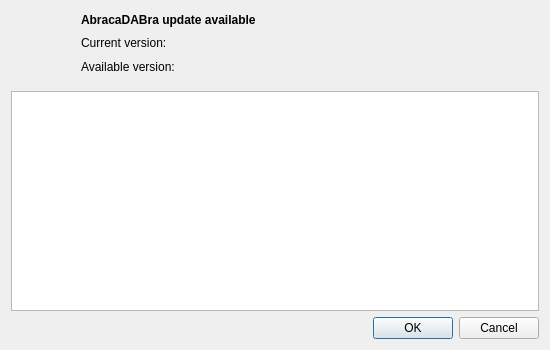
Old version of the form src/update/updatedialog.ui in the repository tomneda/DABstar.
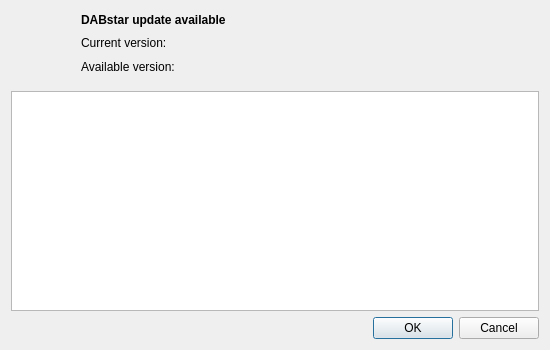
New version of the form. Icons and pictures are not drawn.

Commit message: Integrate software update feature adapted from AbracaDABra, including update checker and update dialog functionality.

```diff
--- a/src/update/updatedialog.ui
+++ b/src/update/updatedialog.ui
@@ -54,7 +54,7 @@
           </font>
          </property>
          <property name="text">
-          <string notr="true">AbracaDABra update available</string>
+          <string notr="true">DABstar update available</string>
          </property>
          <property name="alignment">
           <set>Qt::AlignmentFlag::AlignLeading|Qt::AlignmentFlag::AlignLeft|Qt::AlignmentFlag::AlignVCenter</set>
```
Left out of the diff: 4 changed lines with no effect on the pictures. The commit also changes 8 other files.
